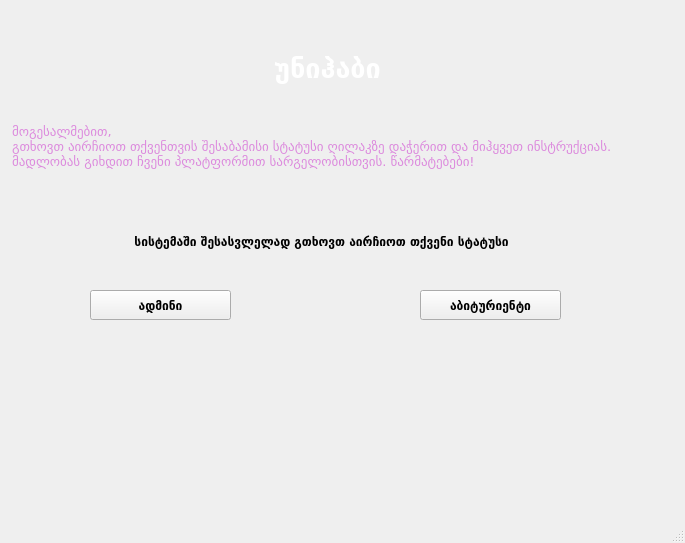
Old version of the form UNIHUB.ui in the repository mariamimari307/Python-final.
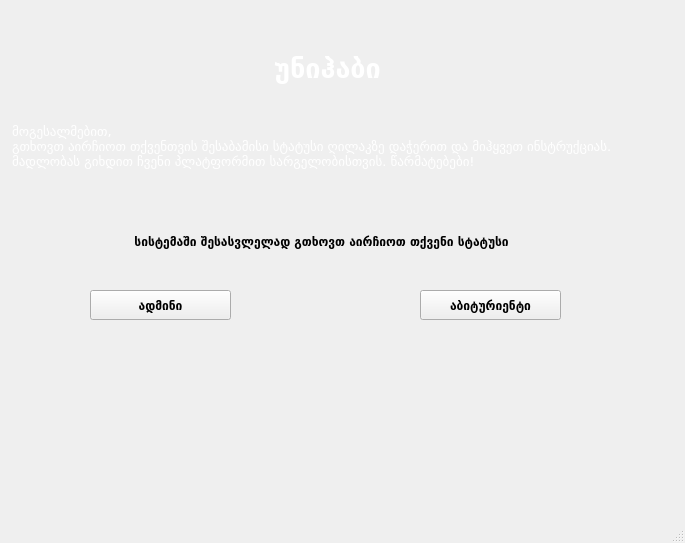
New version of the form. The open tabs and pages were chosen to show the change.

The edit to the form file:
```diff
--- a/UNIHUB.ui
+++ b/UNIHUB.ui
@@ -79,7 +79,7 @@
        <enum>QFrame::Plain</enum>
       </property>
       <property name="text">
-       <string>&lt;html&gt;&lt;head/&gt;&lt;body&gt;&lt;p align=&quot;justify&quot;&gt;&lt;span style=&quot; font-size:10pt; font-weight:400; color:#dc8add;&quot;&gt;მოგესალმებით, &lt;br/&gt;გთხოვთ აირჩიოთ თქვენთვის შესაბამისი სტატუსი ღილაკზე დაჭერით და მიჰყვეთ ინსტრუქციას.&lt;br/&gt;მადლობას გიხდით ჩვენი პლატფორმით სარგელობისთვის. წარმატებები! &lt;/span&gt;&lt;/p&gt;&lt;/body&gt;&lt;/html&gt;</string>
+       <string>&lt;html&gt;&lt;head/&gt;&lt;body&gt;&lt;p align=&quot;justify&quot;&gt;&lt;span style=&quot; font-size:10pt; font-weight:400; color:#ffffff;&quot;&gt;მოგესალმებით, &lt;br/&gt;გთხოვთ აირჩიოთ თქვენთვის შესაბამისი სტატუსი ღილაკზე დაჭერით და მიჰყვეთ ინსტრუქციას.&lt;br/&gt;მადლობას გიხდით ჩვენი პლატფორმით სარგელობისთვის. წარმატებები! &lt;/span&gt;&lt;/p&gt;&lt;/body&gt;&lt;/html&gt;</string>
       </property>
       <property name="textFormat">
        <enum>Qt::AutoText</enum>
```
